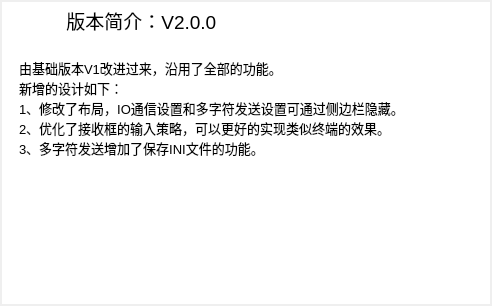
Old version of the form versionintroductionform.ui in the repository snqx-lqh/JYSWJ.
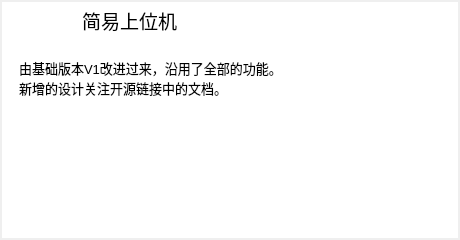
New version of the form. Icons and pictures are not drawn.

Patch:
```diff
--- a/versionintroductionform.ui
+++ b/versionintroductionform.ui
@@ -6,10 +6,22 @@
    <rect>
     <x>0</x>
     <y>0</y>
-    <width>492</width>
-    <height>306</height>
+    <width>460</width>
+    <height>240</height>
    </rect>
   </property>
+  <property name="minimumSize">
+   <size>
+    <width>460</width>
+    <height>240</height>
+   </size>
+  </property>
+  <property name="maximumSize">
+   <size>
+    <width>460</width>
+    <height>240</height>
+   </size>
+  </property>
   <property name="windowTitle">
    <string>Form</string>
   </property>
@@ -67,13 +79,10 @@
 &lt;html&gt;&lt;head&gt;&lt;meta name=&quot;qrichtext&quot; content=&quot;1&quot; /&gt;&lt;style type=&quot;text/css&quot;&gt;
 p, li { white-space: pre-wrap; }
 &lt;/style&gt;&lt;/head&gt;&lt;body style=&quot; font-family:'SimSun'; font-size:9pt; font-weight:400; font-style:normal;&quot;&gt;
-&lt;p style=&quot; margin-top:0px; margin-bottom:0px; margin-left:0px; margin-right:0px; -qt-block-indent:0; text-indent:0px;&quot;&gt;&lt;span style=&quot; font-size:14pt;&quot;&gt;         版本简介：V2.0.0&lt;/span&gt;&lt;/p&gt;
+&lt;p style=&quot; margin-top:0px; margin-bottom:0px; margin-left:0px; margin-right:0px; -qt-block-indent:0; text-indent:0px;&quot;&gt;&lt;span style=&quot; font-size:14pt;&quot;&gt;            简易上位机&lt;/span&gt;&lt;/p&gt;
 &lt;p align=&quot;center&quot; style=&quot;-qt-paragraph-type:empty; margin-top:0px; margin-bottom:0px; margin-left:0px; margin-right:0px; -qt-block-indent:0; text-indent:0px; font-size:14pt;&quot;&gt;&lt;br /&gt;&lt;/p&gt;
 &lt;p style=&quot; margin-top:0px; margin-bottom:0px; margin-left:0px; margin-right:0px; -qt-block-indent:0; text-indent:0px;&quot;&gt;&lt;span style=&quot; font-size:10pt;&quot;&gt;由基础版本V1改进过来，沿用了全部的功能。&lt;/span&gt;&lt;/p&gt;
-&lt;p style=&quot; margin-top:0px; margin-bottom:0px; margin-left:0px; margin-right:0px; -qt-block-indent:0; text-indent:0px;&quot;&gt;&lt;span style=&quot; font-size:10pt;&quot;&gt;新增的设计如下：&lt;/span&gt;&lt;/p&gt;
-&lt;p style=&quot; margin-top:0px; margin-bottom:0px; margin-left:0px; margin-right:0px; -qt-block-indent:0; text-indent:0px;&quot;&gt;&lt;span style=&quot; font-size:10pt;&quot;&gt;1、修改了布局，IO通信设置和多字符发送设置可通过侧边栏隐藏。&lt;/span&gt;&lt;/p&gt;
-&lt;p style=&quot; margin-top:0px; margin-bottom:0px; margin-left:0px; margin-right:0px; -qt-block-indent:0; text-indent:0px;&quot;&gt;&lt;span style=&quot; font-size:10pt;&quot;&gt;2、优化了接收框的输入策略，可以更好的实现类似终端的效果。&lt;/span&gt;&lt;/p&gt;
-&lt;p style=&quot; margin-top:0px; margin-bottom:0px; margin-left:0px; margin-right:0px; -qt-block-indent:0; text-indent:0px;&quot;&gt;&lt;span style=&quot; font-size:10pt;&quot;&gt;3、多字符发送增加了保存INI文件的功能。&lt;/span&gt;&lt;/p&gt;&lt;/body&gt;&lt;/html&gt;</string>
+&lt;p style=&quot; margin-top:0px; margin-bottom:0px; margin-left:0px; margin-right:0px; -qt-block-indent:0; text-indent:0px;&quot;&gt;&lt;span style=&quot; font-size:10pt;&quot;&gt;新增的设计关注开源链接中的文档。&lt;/span&gt;&lt;/p&gt;&lt;/body&gt;&lt;/html&gt;</string>
         </property>
         <property name="textInteractionFlags">
          <set>Qt::NoTextInteraction</set>
```
